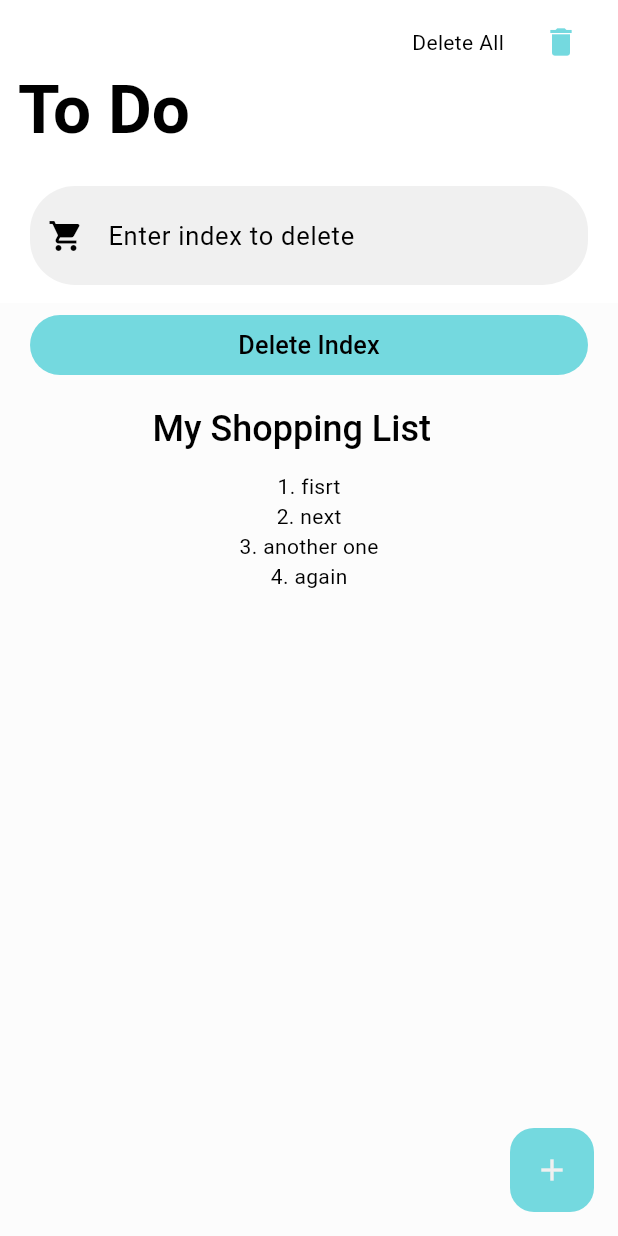
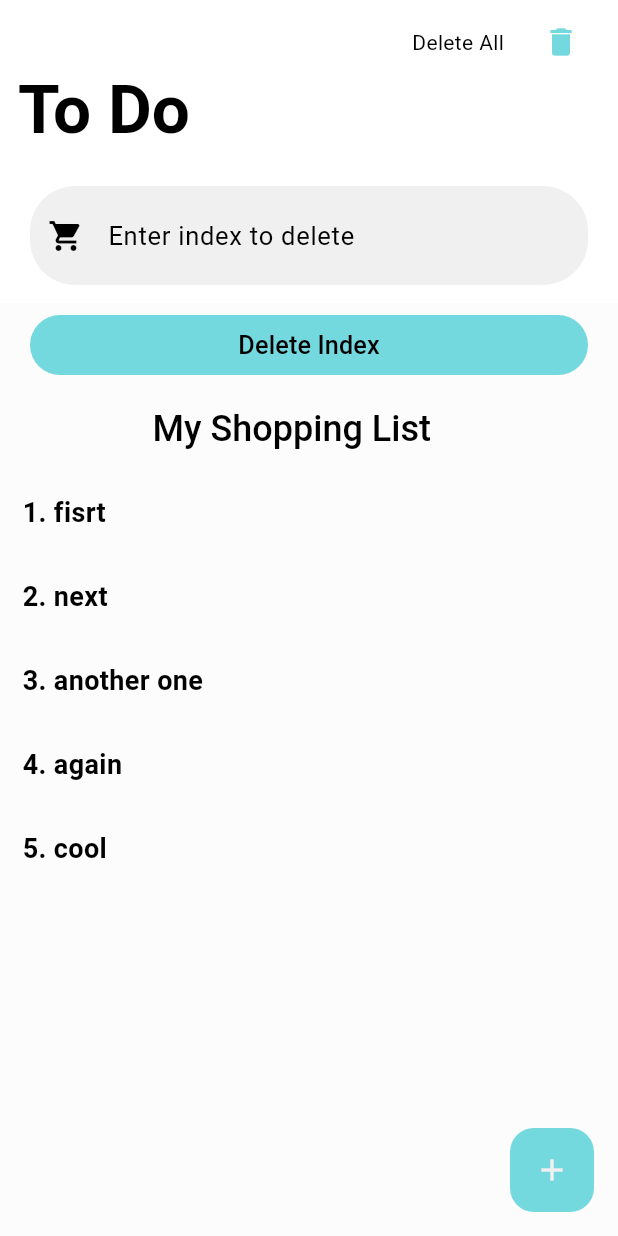
Before and after one commit to Naberus-Games/Brainstorm-app, a Flutter app: the FilesScreens screen opened by its route, after a tap on "To Do", on a phone screen of 412 x 824 dp. Run offline on Flutter 3.47's test engine with Material 2 defaults, Android fonts, the phone set to English and light mode, and no system bars; our stand-ins replace draggable_home; network calls fail.

Commit message:
Added abilty to add to list

```diff
--- a/lib/pages/Categories_files/todo_files_screen.dart
+++ b/lib/pages/Categories_files/todo_files_screen.dart
@@ -10,8 +10,7 @@ const maxItems = SnackBar(
   content: Text('Max Items Reached'),
 );
 
-List<String> todoList = ["fisrt", "next", "another one", "again"];
-const int listAmount = 1;
+final List<String> todoList = ["fisrt", "next", "another one", "again", "cool"];
 
 class ToDoFilesScreen extends StatelessWidget {
   const ToDoFilesScreen({super.key});
@@ -93,15 +92,7 @@ class ToDoFilesScreen extends StatelessWidget {
               const SliverToBoxAdapter(
                 child: SubHeading(text: '               My Shopping List'),
               ),
-              SliverList(
-                  delegate: SliverChildListDelegate([
-                Column(
-                  children: [
-                    for (int i = 0; i < todoList.length; i++)
-                      Text('${i + 1}. ${todoList[i]}')
-                  ],
-                )
-              ])),
+              _getToDoListSliver(todoList, context),
               const SliverToBoxAdapter(
                   child: Padding(padding: EdgeInsets.all(15), child: Text(''))),
             ],
@@ -112,9 +103,28 @@ class ToDoFilesScreen extends StatelessWidget {
               color: const BrainstormTheme().lightAccentColor,
             ),
             onPressed: () {
-              ScaffoldMessenger.of(context).showSnackBar(maxItems);
+              //
+              Navigator.pushNamed(context, '/To-Do-Work-Screen');
             },
           ),
         ),
       );
 }
+
+SliverList _getToDoListSliver(List list, BuildContext context) {
+  return SliverList(
+    delegate: SliverChildBuilderDelegate(
+      (BuildContext context, int index) {
+        return buildRow('${index + 1}. ${list[index]}');
+      },
+      childCount: list.length,
+    ),
+  );
+}
+
+buildRow(String title) {
+  return Padding(
+      padding: const EdgeInsets.all(15.0),
+      child: Text(title,
+          style: const TextStyle(fontWeight: FontWeight.bold, fontSize: 18.0)));
+}
--- a/lib/pages/files_screen.dart
+++ b/lib/pages/files_screen.dart
@@ -409,7 +409,11 @@ class FilesScreens extends StatelessWidget {
                       Icons.cloud, "iCloud", "iCloud-Files-Screen", context)),
               SliverToBoxAdapter(
                   child: filledRouteBtn(Icons.wb_cloudy, "OneDrive",
-                      "Onedrive-Files-Sc", context)),
+                      "Onedrive-Files-Screen", context)),
+              SliverToBoxAdapter(
+                child: filledRouteBtn(Icons.add_to_drive_outlined,
+                    "Google Drive", "Google-Drive-File-Screen", context),
+              ),
               SliverToBoxAdapter(
                   child: filledRouteBtn(Icons.flash_on, "Brainstorm Cloud",
                       "Brainstorm-Files-Screen", context)),
@@ -477,7 +481,7 @@ class FilesScreens extends StatelessWidget {
                       color: const BrainstormTheme().primaryColor,
                     ),
                     title: Text(
-                      'Todo',
+                      'To Do',
                       style: Theme.of(context).textTheme.bodyMedium,
                     ),
                   ),
--- a/lib/widgets/categories_button.dart
+++ b/lib/widgets/categories_button.dart
@@ -1,3 +1,4 @@
+import 'package:brainstorm/pages/Categories_files/todo_files_screen.dart';
 import 'package:brainstorm/theme.dart';
 import 'package:flutter/material.dart';
 
@@ -9,7 +10,9 @@ Widget customBtn(IconData icon, String text) {
     padding: const EdgeInsets.only(
         left: leftVal, right: rightVal, top: topVal, bottom: bottomVal),
     child: TextButton.icon(
-      onPressed: () {},
+      onPressed: () {
+        todoList.add(text);
+      },
       icon: Icon(icon),
       label: Text(
         text,
```
